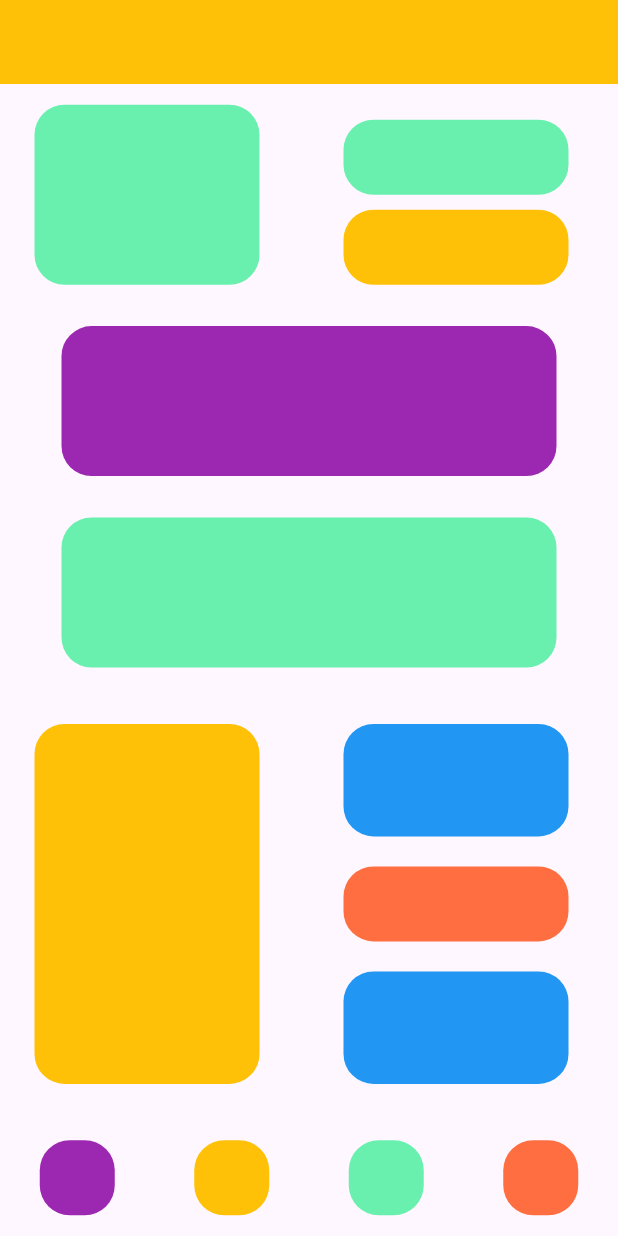
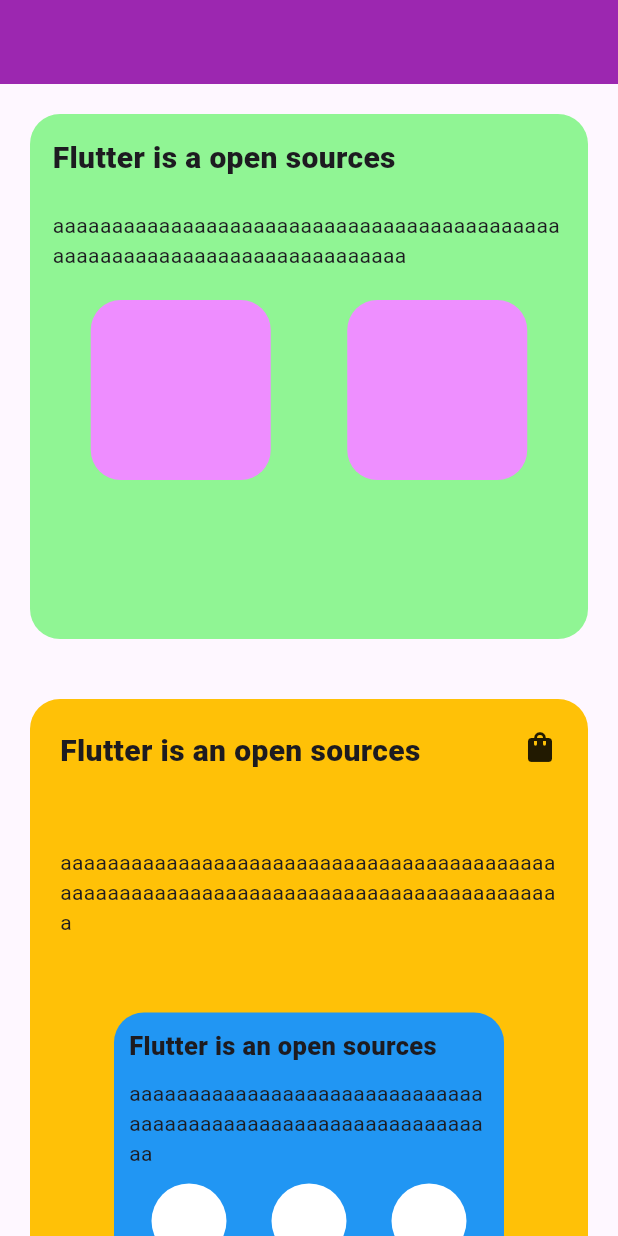
Before and after one commit to umegaeshan/Learn-Flutter, a Flutter app: the screen it shows after launch, on a phone screen of 412 x 824 dp. Run offline on Flutter 3.47's test engine with Material 3 defaults, Android fonts, the phone set to English and light mode, and no system bars.

Commit message:
Make main UI scrollable and restyled
Replace the fixed Column body with a SingleChildScrollView + Padding to enable scrolling and improve spacing. Update AppBar color (amber -> purple), reorganize nested Containers/Rows/Columns, add SizedBox spacing, icons and text blocks, and adjust widths/heights and colors (including ARGB constants and full-width containers) to restyle the main screen into distinct content sections for better layout and responsiveness.

```diff
--- a/lib/main.dart
+++ b/lib/main.dart
@@ -14,157 +14,160 @@
     return MaterialApp(
       debugShowCheckedModeBanner: false,
       home: Scaffold(
-        appBar: AppBar(backgroundColor: Colors.amber),
-        body: Column(
-          mainAxisAlignment: MainAxisAlignment.spaceAround,
-          crossAxisAlignment: CrossAxisAlignment.center,
+        appBar: AppBar(backgroundColor: Colors.purple),
+
+        body: SingleChildScrollView(
+          child: Padding(
+            padding: EdgeInsetsGeometry.all(20),
+            child: Column(
+              mainAxisAlignment: MainAxisAlignment.spaceBetween,
               children: [
                 Container(
-              // 1st row
+                  padding: EdgeInsets.all(15),
+                  decoration: BoxDecoration(
+                    borderRadius: BorderRadius.circular(20),
+                    color: const Color.fromARGB(255, 144, 245, 148),
+                  ),
+                  width: double.infinity,
+                  height: 350,
+                  child: Column(
+                    crossAxisAlignment: CrossAxisAlignment.start,
+                    children: [
+                      Container(
+                        child: Text(
+                          "Flutter is a open sources",
+                          style: TextStyle(
+                            fontWeight: FontWeight(900),
+                            fontSize: 20,
+                          ),
+                        ),
+                      ), //for title
+                      SizedBox(height: 20),
+                      Container(
+                        child: Text(
+                          "aaaaaaaaaaaaaaaaaaaaaaaaaaaaaaaaaaaaaaaaaaaaaaaaaaaaaaaaaaaaaaaaaaaaaaaaa",
+                        ),
+                      ),
+                      SizedBox(height: 20), //for para
+
+                      Container(
                         child: Row(
                           mainAxisAlignment: MainAxisAlignment.spaceAround,
                           children: [
                             Container(
-                    //1st row 1 squre
+                              width: 120,
+                              height: 120,
                               decoration: BoxDecoration(
                                 borderRadius: BorderRadius.circular(20),
-                      color: Colors.greenAccent,
+                                color: const Color.fromARGB(255, 238, 141, 255),
+                              ),
                             ),
 
-                    width: 150,
+                            Container(
+                              width: 120,
                               height: 120,
-                  ),
-                  Container(
-                    //1st row 2 rectangle
-                    child: Column(
-                      children: [
-                        Container(
-                          margin: EdgeInsets.all(10),
                               decoration: BoxDecoration(
                                 borderRadius: BorderRadius.circular(20),
-                            color: Colors.greenAccent,
+                                color: const Color.fromARGB(255, 238, 143, 255),
                               ),
-                          width: 150,
-                          height: 50,
                             ),
+                          ],
+                        ),
+                      ), // for 2 squre
+                    ],
+                  ),
+                ),
+                SizedBox(height: 40),
                 Container(
+                  padding: EdgeInsets.all(20),
                   decoration: BoxDecoration(
                     borderRadius: BorderRadius.circular(20),
                     color: Colors.amber,
                   ),
-                          width: 150,
-                          height: 50,
+                  width: double.infinity,
+                  height: 600,
+                  child: Column(
+                    children: [
+                      Container(
+                        child: Row(
+                          crossAxisAlignment: CrossAxisAlignment.start,
+                          mainAxisAlignment: MainAxisAlignment.spaceBetween,
+                          children: [
+                            Container(
+                              child: Text(
+                                "Flutter is an open sources",
+                                style: TextStyle(
+                                  fontWeight: FontWeight(900),
+                                  fontSize: 20,
                                 ),
+                              ),
+                            ),
+                            Container(child: Icon(Icons.shopping_bag)),
                           ],
                         ),
                       ),
-                ],
+                      SizedBox(height: 50),
+                      Container(
+                        child: Text(
+                          "aaaaaaaaaaaaaaaaaaaaaaaaaaaaaaaaaaaaaaaaaaaaaaaaaaaaaaaaaaaaaaaaaaaaaaaaaaaaaaaaaaaaa",
                         ),
                       ),
+                      SizedBox(height: 50),
 
                       Container(
-              //2nd row 1 rectangle
-              decoration: BoxDecoration(
-                borderRadius: BorderRadius.circular(20),
-                color: Colors.purple,
-              ),
-              width: 330,
-              height: 100,
-            ),
-
-            Container(
-              //3nd row 1 rectangle
-              decoration: BoxDecoration(
-                borderRadius: BorderRadius.circular(20),
-                color: Colors.greenAccent,
-              ),
-              width: 330,
-              height: 100,
-            ),
-
-            Container(
-              child: Row(
-                mainAxisAlignment: MainAxisAlignment.spaceAround,
-                crossAxisAlignment: CrossAxisAlignment.center,
-                children: [
-                  Container(
-                    decoration: BoxDecoration(
-                      borderRadius: BorderRadius.circular(20),
-                      color: Colors.amber,
-                    ),
-                    width: 150,
-                    height: 240,
-                  ),
-                  Container(
-                    child: Column(
-                      children: [
-                        Container(
-                          margin: EdgeInsets.all(10),
+                        padding: EdgeInsets.all(10),
                         decoration: BoxDecoration(
                           borderRadius: BorderRadius.circular(20),
                           color: Colors.blue,
                         ),
-                          width: 150,
-                          height: 75,
-                        ),
+                        width: 260,
+                        height: 300,
+                        child: Column(
+                          crossAxisAlignment: CrossAxisAlignment.start,
+                          children: [
                             Container(
-                          margin: EdgeInsets.all(10),
-                          decoration: BoxDecoration(
-                            borderRadius: BorderRadius.circular(20),
-                            color: Colors.deepOrangeAccent,
-                          ),
-                          width: 150,
-                          height: 50,
-                        ),
-                        Container(
-                          margin: EdgeInsets.all(10),
-                          decoration: BoxDecoration(
-                            borderRadius: BorderRadius.circular(20),
-                            color: Colors.blue,
-                          ),
-                          width: 150,
-                          height: 75,
-                        ),
-                      ],
+                              child: Text(
+                                "Flutter is an open sources",
+                                style: TextStyle(
+                                  fontWeight: FontWeight(900),
+                                  fontSize: 17,
                                 ),
                               ),
-                ],
+                            ),
+                            SizedBox(height: 10),
+
+                            Container(
+                              child: Text(
+                                "aaaaaaaaaaaaaaaaaaaaaaaaaaaaaaaaaaaaaaaaaaaaaaaaaaaaaaaaaaaaaa",
                               ),
                             ),
+                            SizedBox(height: 10),
 
                             Container(
                               child: Row(
-                mainAxisAlignment: MainAxisAlignment.spaceAround,
-                crossAxisAlignment: CrossAxisAlignment.center,
+                                mainAxisAlignment:
+                                    MainAxisAlignment.spaceAround,
                                 children: [
                                   Container(
                                     decoration: BoxDecoration(
-                      borderRadius: BorderRadius.circular(20),
-                      color: Colors.purple,
+                                      borderRadius: BorderRadius.circular(30),
+                                      color: Colors.white,
                                     ),
                                     width: 50,
                                     height: 50,
                                   ),
                                   Container(
                                     decoration: BoxDecoration(
-                      borderRadius: BorderRadius.circular(20),
-                      color: Colors.amber,
+                                      borderRadius: BorderRadius.circular(30),
+                                      color: Colors.white,
                                     ),
                                     width: 50,
                                     height: 50,
                                   ),
                                   Container(
                                     decoration: BoxDecoration(
-                      borderRadius: BorderRadius.circular(20),
-                      color: Colors.greenAccent,
-                    ),
-                    width: 50,
-                    height: 50,
-                  ),
-                  Container(
-                    decoration: BoxDecoration(
-                      borderRadius: BorderRadius.circular(20),
-                      color: Colors.deepOrangeAccent,
+                                      borderRadius: BorderRadius.circular(30),
+                                      color: Colors.white,
                                     ),
                                     width: 50,
                                     height: 50,
@@ -175,6 +178,14 @@
                           ],
                         ),
                       ),
+                    ],
+                  ),
+                ),
+              ],
+            ),
+          ),
+        ),
+      ),
     );
   }
 }
```
Lines whose indentation alone changed are shown as unchanged.
